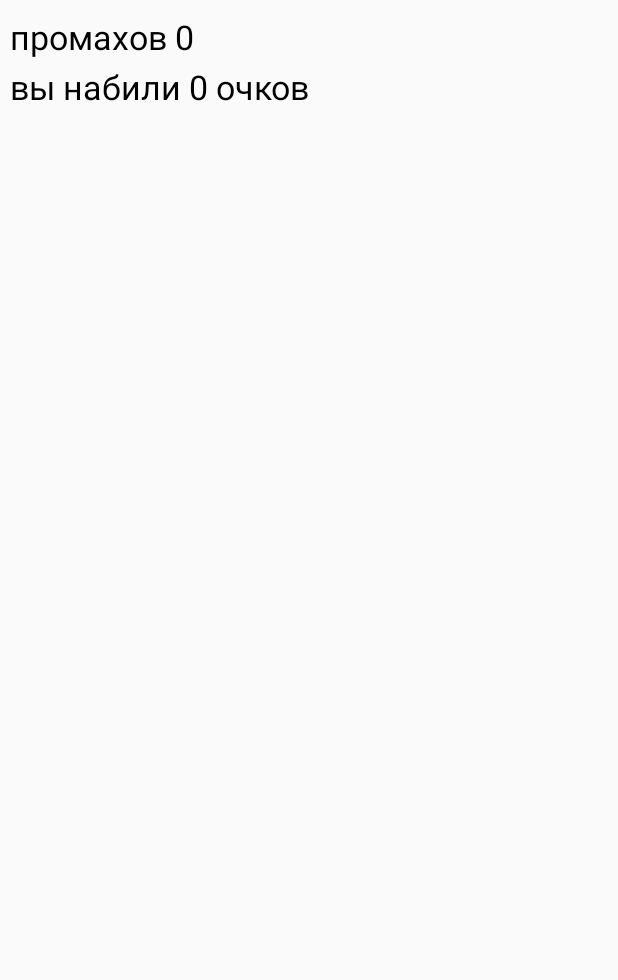
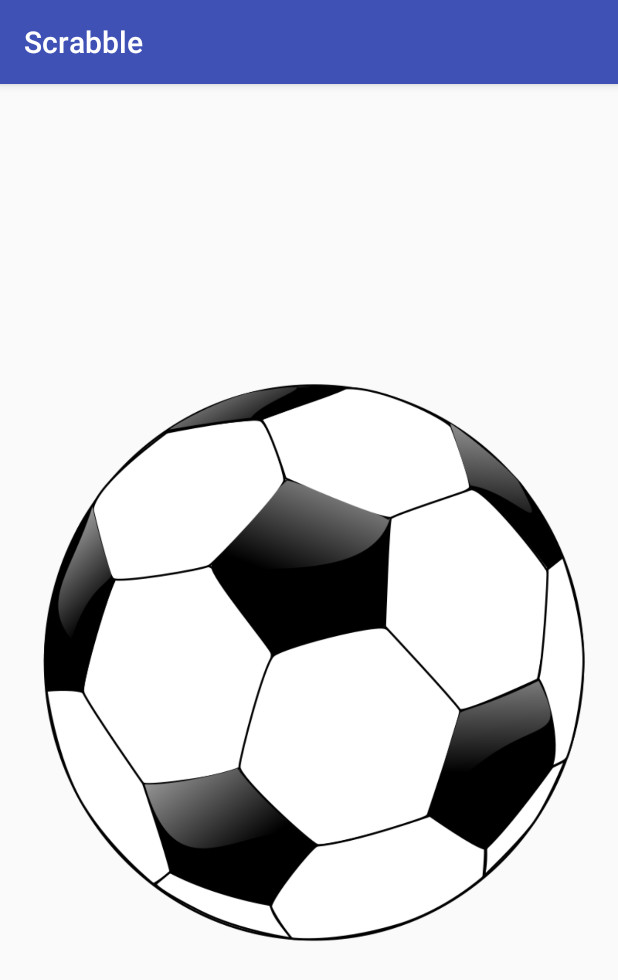
Before and after one commit to andreevym/whirligig-soccer, an Android app: the screen it shows after launch (MainActivity before the commit, SplashActivity after it), on a phone screen of 412 x 824 dp. Shown: the top 980 px of the screen. Run offline under Robolectric (Android 15) with nearby library versions, the phone set to English and light mode, and no system bars.

Commit message:
добавил экран загрузки

```diff
--- a/app/src/main/AndroidManifest.xml
+++ b/app/src/main/AndroidManifest.xml
@@ -7,12 +7,13 @@
         android:label="@string/app_name"
         android:supportsRtl="true"
         android:theme="@style/AppTheme">
-        <activity android:name="ru.android_studio.paint.MainActivity">
+        <activity android:name="ru.android_studio.paint.SplashActivity">
             <intent-filter>
                 <action android:name="android.intent.action.MAIN" />
-
                 <category android:name="android.intent.category.LAUNCHER" />
             </intent-filter>
+        </activity>
+        <activity android:name="ru.android_studio.paint.MainActivity">
         </activity>
     </application>
 
--- /dev/null
+++ b/app/src/main/java/ru/android_studio/paint/SplashActivity.java
@@ -0,0 +1,53 @@
+package ru.android_studio.paint;
+
+import android.content.Intent;
+import android.os.AsyncTask;
+import android.os.Bundle;
+import android.support.v7.app.AppCompatActivity;
+
+/**
+ * Заставка на экране перед загруженным приложением
+ */
+public class SplashActivity extends AppCompatActivity {
+
+    @Override
+    protected void onCreate(Bundle savedInstanceState) {
+        super.onCreate(savedInstanceState);
+        setContentView(R.layout.splash);
+        startHeavyProcessing();
+
+    }
+
+    private void startHeavyProcessing(){
+        new LongOperation().execute("");
+    }
+
+    private class LongOperation extends AsyncTask<String, Void, String> {
+
+        @Override
+        protected String doInBackground(String... params) {
+            //some heavy processing resulting in a Data String
+            for (int i = 0; i < 3; i++) {
+                try {
+                    Thread.sleep(1000);
+                } catch (InterruptedException e) {
+                    Thread.interrupted();
+                }
+            }
+            return "whatever result you have";
+        }
+
+        @Override
+        protected void onPostExecute(String result) {
+            Intent intent = new Intent(SplashActivity.this, MainActivity.class);
+            startActivity(intent);
+            finish();
+        }
+
+        @Override
+        protected void onPreExecute() {}
+
+        @Override
+        protected void onProgressUpdate(Void... values) {}
+    }
+}
--- /dev/null
+++ b/app/src/main/res/layout/splash.xml
@@ -0,0 +1,12 @@
+<?xml version="1.0" encoding="utf-8"?>
+<LinearLayout xmlns:android="http://schemas.android.com/apk/res/android"
+    android:orientation="vertical"
+    android:layout_width="match_parent"
+    android:layout_height="match_parent">
+
+    <ImageView
+        android:src="@drawable/football"
+        android:id="@+id/imageView"
+        android:layout_height="match_parent"
+        android:layout_width="match_parent" />
+</LinearLayout>
--- a/app/src/main/res/values/colors.xml
+++ b/app/src/main/res/values/colors.xml
@@ -3,4 +3,5 @@
     <color name="colorPrimary">#3F51B5</color>
     <color name="colorPrimaryDark">#303F9F</color>
     <color name="colorAccent">#FF4081</color>
+    <color name="colorSplashDrawable">#ffffff</color>
 </resources>
```
Also changed, not shown: app/src/main/java/ru/android_studio/paint/SimpleDrawingView.java (deleted, +0 -133 lines), app/src/main/res/anim/enter_from_top.xml (added, +8 -0 lines), app/src/main/res/anim/exit_to_bottom.xml (added, +8 -0 lines), app/src/main/res/drawable-v23/background_splash.xml (added, +14 -0 lines), app/src/main/res/layout/activity_main.xml (deleted, +0 -9 lines), app/src/main/res/values/styles.xml (+11 -0 lines).
